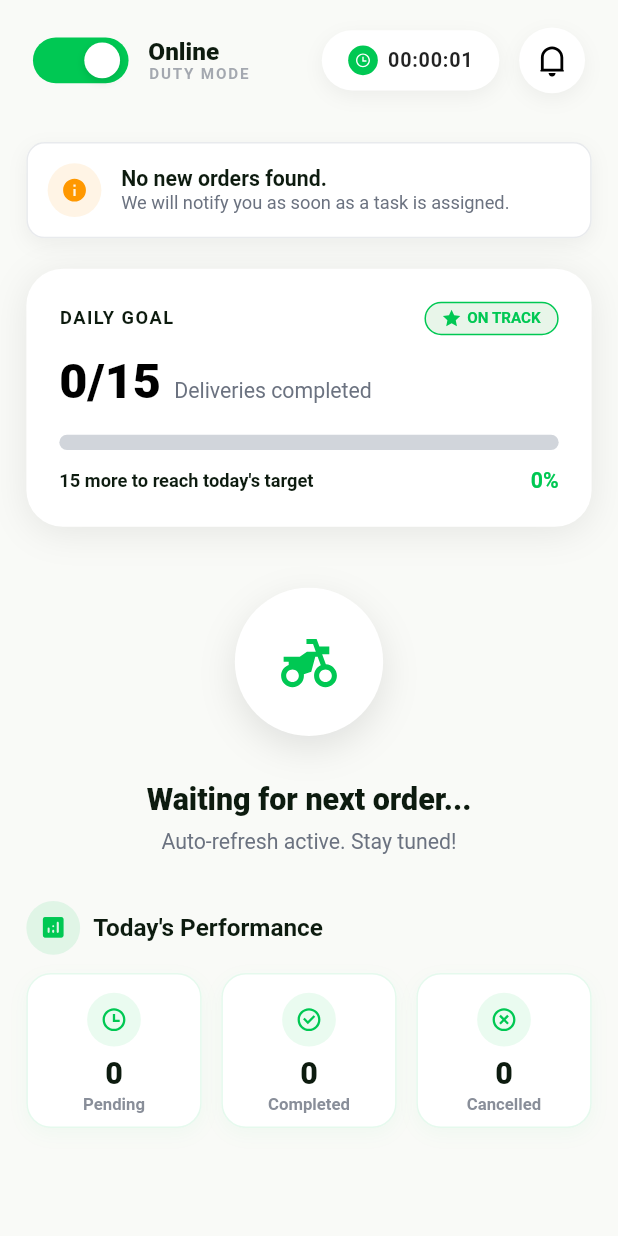
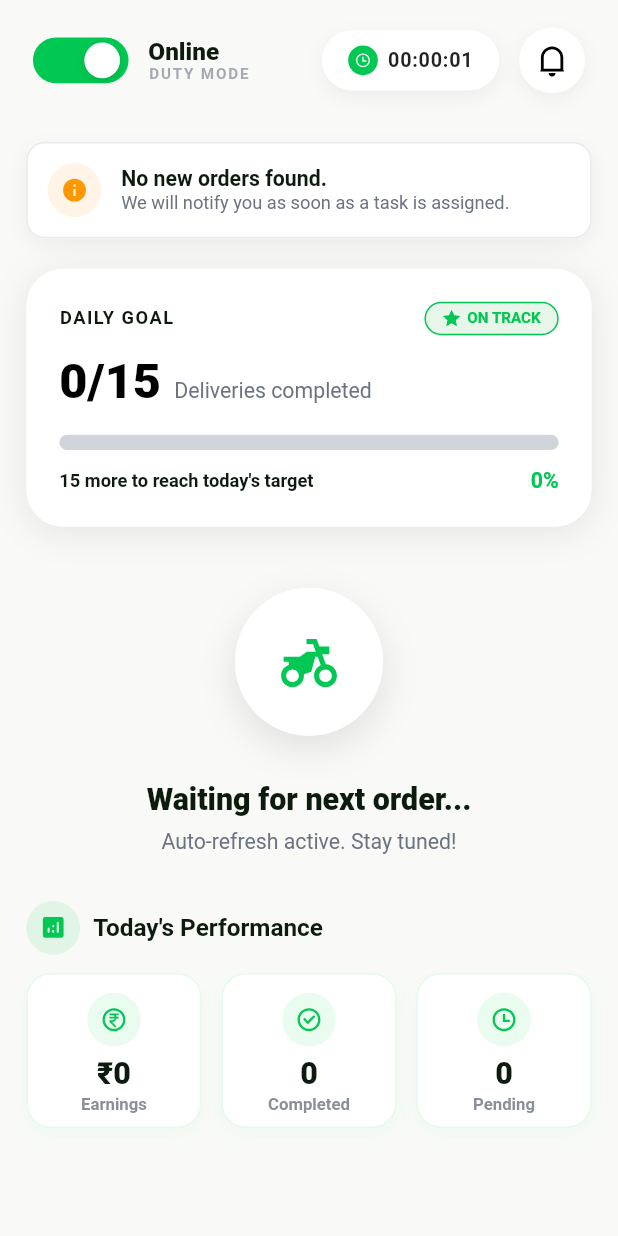
Before and after one commit to gauravsitsolutions/grocery_delivery, a Flutter app: the AgentDashboardView screen opened by its route, on a phone screen of 412 x 824 dp. Run offline on Flutter 3.47's test engine with Material 3 defaults, Android fonts, the phone set to English and light mode, and no system bars; drawn by our look-alikes of avatar_glow; our stand-ins replace awesome_snackbar_content, cached_network_image, connectivity_plus, fl_chart, image_picker, in_app_review and 6 more; accounts and stored records are empty; network calls fail.

Commit message:
feat: Introduce agent earnings to the `PartnerSummary` model and display updated performance statistics including earnings on the dashboard.

```diff
--- a/lib/model/partner_summary_model.dart
+++ b/lib/model/partner_summary_model.dart
@@ -1,9 +1,38 @@
+class PartnerStats {
+  final int totalOrdersToday;
+  final int deliveredOrders;
+  final double earningsToday;
+
+  PartnerStats({
+    required this.totalOrdersToday,
+    required this.deliveredOrders,
+    required this.earningsToday,
+  });
+
+  factory PartnerStats.fromJson(Map<String, dynamic> json) {
+    return PartnerStats(
+      totalOrdersToday: json['totalOrdersToday'] ?? 0,
+      deliveredOrders: json['deliveredOrders'] ?? 0,
+      earningsToday: (json['earningsToday'] as num?)?.toDouble() ?? 0.0,
+    );
+  }
+
+  factory PartnerStats.empty() {
+    return PartnerStats(
+      totalOrdersToday: 0,
+      deliveredOrders: 0,
+      earningsToday: 0.0,
+    );
+  }
+}
+
 class PartnerSummary {
   final String? name;
   final String? imageUrl;
   final String? dutyStatus;
   final int totalDutyTime;
   final int todayDutyTime;
+  final PartnerStats? stats;
 
   PartnerSummary({
     this.name,
@@ -11,6 +40,7 @@ class PartnerSummary {
     this.dutyStatus,
     required this.totalDutyTime,
     required this.todayDutyTime,
+    this.stats,
   });
 
   factory PartnerSummary.fromJson(Map<String, dynamic> json) {
@@ -28,12 +58,23 @@ class PartnerSummary {
       }
     }
 
+    // Handle todayDutyTime - convert to positive int (seconds)
+    int validDutyTime = 0;
+    if (data['todayDutyTime'] != null) {
+      // It comes as a negative float sometimes, e.g. -7428.619
+      double rawTime = (data['todayDutyTime'] as num).toDouble();
+      validDutyTime = rawTime.abs().toInt();
+    }
+
     return PartnerSummary(
       name: data['name'],
       imageUrl: data['imageUrl'],
       dutyStatus: status,
       totalDutyTime: (data['totalDutyTime'] as num?)?.toInt() ?? 0,
-      todayDutyTime: (data['todayDutyTime'] as num?)?.toInt() ?? 0,
+      todayDutyTime: validDutyTime,
+      stats: data['stats'] != null
+          ? PartnerStats.fromJson(data['stats'])
+          : PartnerStats.empty(),
     );
   }
 }
--- a/lib/view/dashboard/dashboard_waiting_state.dart
+++ b/lib/view/dashboard/dashboard_waiting_state.dart
@@ -14,6 +14,7 @@ class DashboardWaitingState extends StatelessWidget {
   final int onTimePercentage;
   final double loginHours;
   final bool isOnline; // Added parameter
+  final double earnings; // Added parameter
 
   const DashboardWaitingState({
     super.key,
@@ -25,6 +26,7 @@ class DashboardWaitingState extends StatelessWidget {
     this.onTimePercentage = 95, // Default value
     this.loginHours = 0.0,
     this.isOnline = true, // Default to true
+    this.earnings = 0.0,
   });
 
   @override
@@ -396,6 +398,7 @@ class DashboardWaitingState extends StatelessWidget {
           pending: pendingOrders,
           completed: completedToday,
           cancelled: cancelledOrders,
+          earnings: earnings,
         ),
 
         SizedBox(height: R.h(40)),
--- a/lib/view/dashboard/widgets/performance_stats_row.dart
+++ b/lib/view/dashboard/widgets/performance_stats_row.dart
@@ -7,12 +7,15 @@ class PerformanceStatsRow extends StatelessWidget {
   final int pending;
   final int completed;
   final int cancelled;
+  final double earnings; // Added
 
   const PerformanceStatsRow({
     super.key,
     required this.pending,
     required this.completed,
     required this.cancelled,
+    this.earnings =
+        0.0, // Default for backward compatibility if needed, but we'll update call sites
   });
 
   @override
@@ -49,15 +52,22 @@ class PerformanceStatsRow extends StatelessWidget {
         IntrinsicHeight(
           child: Row(
             children: [
-              Expanded(child: _statCard('Pending', pending, Remix.time_line)),
+              Expanded(
+                  child: _statCard(
+                      'Earnings',
+                      '₹${earnings.toStringAsFixed(0)}',
+                      Remix.money_rupee_circle_line)),
               SizedBox(width: R.w(12)),
               Expanded(
                   child: _statCard(
-                      'Completed', completed, Remix.checkbox_circle_line)),
+                      'Completed', '$completed', Remix.checkbox_circle_line)),
               SizedBox(width: R.w(12)),
               Expanded(
                   child: _statCard(
-                      'Cancelled', cancelled, Remix.close_circle_line)),
+                      'Pending',
+                      '$pending',
+                      Remix
+                          .time_line)), // Swapped Pending/Cancelled for space if needed, or just added
             ],
           ),
         ),
@@ -65,7 +75,7 @@ class PerformanceStatsRow extends StatelessWidget {
     );
   }
 
-  Widget _statCard(String label, int count, IconData icon) {
+  Widget _statCard(String label, String value, IconData icon) {
     return Container(
       padding: EdgeInsets.fromLTRB(R.w(6), R.h(12), R.w(6), R.h(8)),
       decoration: BoxDecoration(
@@ -99,7 +109,7 @@ class PerformanceStatsRow extends StatelessWidget {
           ),
           SizedBox(height: R.h(6)),
           Text(
-            count.toString(),
+            value,
             style: TextStyle(
               fontSize: R.sp(20),
               fontWeight: FontWeight.w800,
```
Also changed, not shown: lib/view/dashboard/agent_home_dashboard_view.dart (+9 -0 lines).
